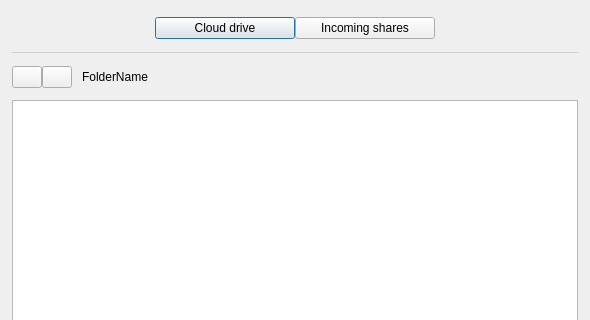
Above: src/MEGASync/gui/linux/NodeSelector.ui from meganz/MEGAsync before the change; both pictures show x 0 to 590 and y 0 to 320 of the 590 by 580 pixel window. Below: the same form after it.
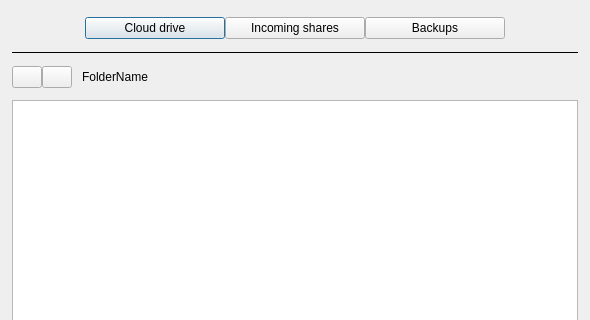
That is the form after the change. Icons and pictures are not drawn. Custom widgets are drawn as their Qt base class.

Commit message: SNC-2442. Adapting NEW node selector to vault

What changed in the file:
```diff
--- a/src/MEGASync/gui/linux/NodeSelector.ui
+++ b/src/MEGASync/gui/linux/NodeSelector.ui
@@ -142,6 +142,25 @@
        </property>
       </widget>
      </item>
+     <item>
+      <widget class="QPushButton" name="bShowBackups">
+       <property name="minimumSize">
+        <size>
+         <width>140</width>
+         <height>0</height>
+        </size>
+       </property>
+       <property name="text">
+        <string>Backups</string>
+       </property>
+       <property name="checkable">
+        <bool>true</bool>
+       </property>
+       <property name="autoExclusive">
+        <bool>true</bool>
+       </property>
+      </widget>
+     </item>
      <item>
       <spacer name="horizontalSpacer_3">
        <property name="orientation">
@@ -162,96 +181,6 @@
      <property name="palette">
       <palette>
        <active>
-        <colorrole role="WindowText">
-         <brush brushstyle="SolidPattern">
-          <color alpha="255">
-           <red>208</red>
-           <green>208</green>
-           <blue>208</blue>
-          </color>
-         </brush>
-        </colorrole>
-        <colorrole role="Button">
-         <brush brushstyle="SolidPattern">
-          <color alpha="255">
-           <red>64</red>
-           <green>65</green>
-           <blue>66</blue>
-          </color>
-         </brush>
-        </colorrole>
-        <colorrole role="Light">
-         <brush brushstyle="SolidPattern">
-          <color alpha="255">
-           <red>255</red>
-           <green>255</green>
-           <blue>255</blue>
-          </color>
-         </brush>
-        </colorrole>
-        <colorrole role="Midlight">
-         <brush brushstyle="SolidPattern">
-          <color alpha="255">
-           <red>227</red>
-           <green>227</green>
-           <blue>227</blue>
-          </color>
-         </brush>
-        </colorrole>
-        <colorrole role="Dark">
-         <brush brushstyle="SolidPattern">
-          <color alpha="255">
-           <red>64</red>
-           <green>65</green>
-           <blue>66</blue>
-          </color>
-         </brush>
-        </colorrole>
-        <colorrole role="Mid">
-         <brush brushstyle="SolidPattern">
-          <color alpha="255">
-           <red>160</red>
-           <green>160</green>
-           <blue>160</blue>
-          </color>
-         </brush>
-        </colorrole>
-        <colorrole role="Text">
-         <brush brushstyle="SolidPattern">
-          <color alpha="255">
-           <red>208</red>
-           <green>208</green>
-           <blue>208</blue>
-          </color>
-         </brush>
-        </colorrole>
-        <colorrole role="BrightText">
-         <brush brushstyle="SolidPattern">
-          <color alpha="255">
-           <red>255</red>
-           <green>51</green>
-           <blue>51</blue>
-          </color>
-         </brush>
-        </colorrole>
-        <colorrole role="ButtonText">
-         <brush brushstyle="SolidPattern">
-          <color alpha="255">
-           <red>208</red>
-           <green>208</green>
-           <blue>208</blue>
-          </color>
-         </brush>
-        </colorrole>
-        <colorrole role="Base">
-         <brush brushstyle="SolidPattern">
-          <color alpha="255">
-           <red>46</red>
-           <green>47</green>
-           <blue>48</blue>
-          </color>
-         </brush>
-        </colorrole>
         <colorrole role="Window">
          <brush brushstyle="SolidPattern">
           <color alpha="255">
@@ -261,60 +190,6 @@
           </color>
          </brush>
         </colorrole>
-        <colorrole role="Shadow">
-         <brush brushstyle="SolidPattern">
-          <color alpha="255">
-           <red>105</red>
-           <green>105</green>
-           <blue>105</blue>
-          </color>
-         </brush>
-        </colorrole>
-        <colorrole role="Highlight">
-         <brush brushstyle="SolidPattern">
-          <color alpha="255">
-           <red>29</red>
-           <green>84</green>
-           <blue>92</blue>
-          </color>
-         </brush>
-        </colorrole>
-        <colorrole role="HighlightedText">
-         <brush brushstyle="SolidPattern">
-          <color alpha="255">
-           <red>240</red>
-           <green>240</green>
-           <blue>240</blue>
-          </color>
-         </brush>
-        </colorrole>
-        <colorrole role="Link">
-         <brush brushstyle="SolidPattern">
-          <color alpha="255">
-           <red>0</red>
-           <green>122</green>
-           <blue>244</blue>
-          </color>
-         </brush>
-        </colorrole>
-        <colorrole role="LinkVisited">
-         <brush brushstyle="SolidPattern">
-          <color alpha="255">
-           <red>165</red>
-           <green>122</green>
-           <blue>255</blue>
-          </color>
-         </brush>
-        </colorrole>
-        <colorrole role="AlternateBase">
-         <brush brushstyle="SolidPattern">
-          <color alpha="255">
-           <red>53</red>
-           <green>54</green>
-           <blue>55</blue>
-          </color>
-         </brush>
-        </colorrole>
         <colorrole role="NoRole">
          <brush brushstyle="SolidPattern">
           <color alpha="255">
@@ -324,125 +199,8 @@
           </color>
          </brush>
         </colorrole>
-        <colorrole role="ToolTipBase">
-         <brush brushstyle="SolidPattern">
-          <color alpha="255">
-           <red>64</red>
-           <green>65</green>
-           <blue>66</blue>
-          </color>
-         </brush>
-        </colorrole>
-        <colorrole role="ToolTipText">
-         <brush brushstyle="SolidPattern">
-          <color alpha="255">
-           <red>208</red>
-           <green>208</green>
-           <blue>208</blue>
-          </color>
-         </brush>
-        </colorrole>
-        <colorrole role="PlaceholderText">
-         <brush brushstyle="SolidPattern">
-          <color alpha="255">
-           <red>127</red>
-           <green>127</green>
-           <blue>128</blue>
-          </color>
-         </brush>
-        </colorrole>
        </active>
        <inactive>
-        <colorrole role="WindowText">
-         <brush brushstyle="SolidPattern">
-          <color alpha="255">
-           <red>208</red>
-           <green>208</green>
-           <blue>208</blue>
-          </color>
-         </brush>
-        </colorrole>
-        <colorrole role="Button">
-         <brush brushstyle="SolidPattern">
-          <color alpha="255">
-           <red>64</red>
-           <green>65</green>
-           <blue>66</blue>
-          </color>
-         </brush>
-        </colorrole>
-        <colorrole role="Light">
-         <brush brushstyle="SolidPattern">
-          <color alpha="255">
-           <red>255</red>
-           <green>255</green>
-           <blue>255</blue>
-          </color>
-         </brush>
-        </colorrole>
-        <colorrole role="Midlight">
-         <brush brushstyle="SolidPattern">
-          <color alpha="255">
-           <red>227</red>
-           <green>227</green>
-           <blue>227</blue>
-          </color>
-         </brush>
-        </colorrole>
-        <colorrole role="Dark">
-         <brush brushstyle="SolidPattern">
-          <color alpha="255">
-           <red>64</red>
-           <green>65</green>
-           <blue>66</blue>
-          </color>
-         </brush>
-        </colorrole>
-        <colorrole role="Mid">
-         <brush brushstyle="SolidPattern">
-          <color alpha="255">
-           <red>160</red>
-           <green>160</green>
-           <blue>160</blue>
-          </color>
-         </brush>
-        </colorrole>
-        <colorrole role="Text">
-         <brush brushstyle="SolidPattern">
-          <color alpha="255">
-           <red>208</red>
-           <green>208</green>
-           <blue>208</blue>
-          </color>
-         </brush>
-        </colorrole>
-        <colorrole role="BrightText">
-         <brush brushstyle="SolidPattern">
-          <color alpha="255">
-           <red>255</red>
-           <green>51</green>
-           <blue>51</blue>
-          </color>
-         </brush>
-        </colorrole>
-        <colorrole role="ButtonText">
-         <brush brushstyle="SolidPattern">
-          <color alpha="255">
-           <red>208</red>
-           <green>208</green>
-           <blue>208</blue>
-          </color>
-         </brush>
-        </colorrole>
-        <colorrole role="Base">
-         <brush brushstyle="SolidPattern">
-          <color alpha="255">
-           <red>46</red>
-           <green>47</green>
-           <blue>48</blue>
-          </color>
-         </brush>
-        </colorrole>
         <colorrole role="Window">
          <brush brushstyle="SolidPattern">
           <color alpha="255">
@@ -452,60 +210,6 @@
           </color>
          </brush>
         </colorrole>
-        <colorrole role="Shadow">
-         <brush brushstyle="SolidPattern">
-          <color alpha="255">
-           <red>105</red>
-           <green>105</green>
-           <blue>105</blue>
-          </color>
-         </brush>
-        </colorrole>
-        <colorrole role="Highlight">
-         <brush brushstyle="SolidPattern">
-          <color alpha="255">
-           <red>29</red>
-           <green>84</green>
-           <blue>92</blue>
-          </color>
-         </brush>
-        </colorrole>
-        <colorrole role="HighlightedText">
-         <brush brushstyle="SolidPattern">
-          <color alpha="255">
-           <red>240</red>
-           <green>240</green>
-           <blue>240</blue>
-          </color>
-         </brush>
-        </colorrole>
-        <colorrole role="Link">
-         <brush brushstyle="SolidPattern">
-          <color alpha="255">
-           <red>0</red>
-           <green>122</green>
-           <blue>244</blue>
-          </color>
-         </brush>
-        </colorrole>
-        <colorrole role="LinkVisited">
-         <brush brushstyle="SolidPattern">
-          <color alpha="255">
-           <red>165</red>
-           <green>122</green>
-           <blue>255</blue>
-          </color>
-         </brush>
-        </colorrole>
-        <colorrole role="AlternateBase">
-         <brush brushstyle="SolidPattern">
-          <color alpha="255">
-           <red>53</red>
-           <green>54</green>
-           <blue>55</blue>
-          </color>
-         </brush>
-        </colorrole>
         <colorrole role="NoRole">
          <brush brushstyle="NoBrush">
           <color alpha="255">
@@ -515,125 +219,8 @@
           </color>
          </brush>
         </colorrole>
-        <colorrole role="ToolTipBase">
-         <brush brushstyle="SolidPattern">
-          <color alpha="255">
-           <red>64</red>
-           <green>65</green>
-           <blue>66</blue>
-          </color>
-         </brush>
-        </colorrole>
-        <colorrole role="ToolTipText">
-         <brush brushstyle="SolidPattern">
-          <color alpha="255">
-           <red>208</red>
-           <green>208</green>
-           <blue>208</blue>
-          </color>
-         </brush>
-        </colorrole>
-        <colorrole role="PlaceholderText">
-         <brush brushstyle="SolidPattern">
-          <color alpha="255">
-           <red>127</red>
-           <green>127</green>
-           <blue>128</blue>
-          </color>
-         </brush>
-        </colorrole>
        </inactive>
        <disabled>
-        <colorrole role="WindowText">
-         <brush brushstyle="SolidPattern">
-          <color alpha="96">
-           <red>164</red>
-           <green>166</green>
-           <blue>168</blue>
-          </color>
-         </brush>
-        </colorrole>
-        <colorrole role="Button">
-         <brush brushstyle="SolidPattern">
-          <color alpha="255">
-           <red>64</red>
-           <green>65</green>
-           <blue>66</blue>
-          </color>
-         </brush>
-        </colorrole>
-        <colorrole role="Light">
-         <brush brushstyle="SolidPattern">
-          <color alpha="255">
-           <red>255</red>
-           <green>255</green>
-           <blue>255</blue>
-          </color>
-         </brush>
-        </colorrole>
-        <colorrole role="Midlight">
-         <brush brushstyle="SolidPattern">
-          <color alpha="255">
-           <red>247</red>
-           <green>247</green>
-           <blue>247</blue>
-          </color>
-         </brush>
-        </colorrole>
-        <colorrole role="Dark">
-         <brush brushstyle="SolidPattern">
-          <color alpha="255">
-           <red>64</red>
-           <green>65</green>
-           <blue>66</blue>
-          </color>
-         </brush>
-        </colorrole>
-        <colorrole role="Mid">
-         <brush brushstyle="SolidPattern">
-          <color alpha="255">
-           <red>160</red>
-           <green>160</green>
-           <blue>160</blue>
-          </color>
-         </brush>
-        </colorrole>
-        <colorrole role="Text">
-         <brush brushstyle="SolidPattern">
-          <color alpha="96">
-           <red>164</red>
-           <green>166</green>
-           <blue>168</blue>
-          </color>
-         </brush>
-        </colorrole>
-        <colorrole role="BrightText">
-         <brush brushstyle="SolidPattern">
-          <color alpha="255">
-           <red>255</red>
-           <green>51</green>
-           <blue>51</blue>
-          </color>
-         </brush>
-        </colorrole>
-        <colorrole role="ButtonText">
-         <brush brushstyle="SolidPattern">
-          <color alpha="96">
-           <red>164</red>
-           <green>166</green>
-           <blue>168</blue>
-          </color>
-         </brush>
-        </colorrole>
-        <colorrole role="Base">
-         <brush brushstyle="SolidPattern">
-          <color alpha="255">
-           <red>250</red>
-           <green>250</green>
-           <blue>250</blue>
-          </color>
-         </brush>
-        </colorrole>
         <colorrole role="Window">
          <brush brushstyle="SolidPattern">
           <color alpha="255">
@@ -643,60 +230,6 @@
           </color>
          </brush>
         </colorrole>
-        <colorrole role="Shadow">
-         <brush brushstyle="SolidPattern">
-          <color alpha="255">
-           <red>0</red>
-           <green>0</green>
-           <blue>0</blue>
-          </color>
-         </brush>
-        </colorrole>
-        <colorrole role="Highlight">
-         <brush brushstyle="SolidPattern">
-          <color alpha="255">
-           <red>29</red>
-           <green>84</green>
-           <blue>92</blue>
-          </color>
-         </brush>
-        </colorrole>
-        <colorrole role="HighlightedText">
-         <brush brushstyle="SolidPattern">
-          <color alpha="255">
-           <red>240</red>
-           <green>240</green>
-           <blue>240</blue>
-          </color>
-         </brush>
-        </colorrole>
-        <colorrole role="Link">
-         <brush brushstyle="SolidPattern">
-          <color alpha="255">
-           <red>0</red>
-           <green>122</green>
-           <blue>244</blue>
-          </color>
-         </brush>
-        </colorrole>
-        <colorrole role="LinkVisited">
-         <brush brushstyle="SolidPattern">
-          <color alpha="255">
-           <red>165</red>
-           <green>122</green>
-           <blue>255</blue>
-          </color>
-         </brush>
-        </colorrole>
-        <colorrole role="AlternateBase">
-         <brush brushstyle="SolidPattern">
-          <color alpha="255">
-           <red>53</red>
-           <green>54</green>
-           <blue>55</blue>
-          </color>
-         </brush>
-        </colorrole>
         <colorrole role="NoRole">
          <brush brushstyle="NoBrush">
           <color alpha="255">
@@ -706,33 +239,6 @@
           </color>
          </brush>
         </colorrole>
-        <colorrole role="ToolTipBase">
-         <brush brushstyle="SolidPattern">
-          <color alpha="255">
-           <red>64</red>
-           <green>65</green>
-           <blue>66</blue>
-          </color>
-         </brush>
-        </colorrole>
-        <colorrole role="ToolTipText">
-         <brush brushstyle="SolidPattern">
-          <color alpha="255">
-           <red>208</red>
-           <green>208</green>
-           <blue>208</blue>
-          </color>
-         </brush>
-        </colorrole>
-        <colorrole role="PlaceholderText">
-         <brush brushstyle="SolidPattern">
-          <color alpha="255">
-           <red>127</red>
-           <green>127</green>
-           <blue>128</blue>
-          </color>
-         </brush>
-        </colorrole>
        </disabled>
       </palette>
      </property>
```
The commit also changes 26 other files.
